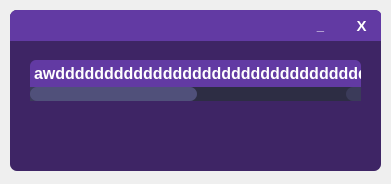
The window that Cryptographer/Message_Box/message_box.ui (EXG1O/Cryptographer) describes before a commit, drawn with Qt 5.
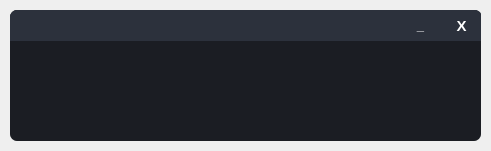
The same window after the commit.

Patch:
```diff
--- a/Cryptographer/Message_Box/message_box.ui
+++ b/Cryptographer/Message_Box/message_box.ui
@@ -6,8 +6,8 @@
    <rect>
     <x>0</x>
     <y>0</y>
-    <width>391</width>
-    <height>184</height>
+    <width>491</width>
+    <height>151</height>
    </rect>
   </property>
   <property name="windowTitle">
@@ -18,27 +18,85 @@
     <rect>
      <x>10</x>
      <y>10</y>
-     <width>371</width>
-     <height>161</height>
+     <width>471</width>
+     <height>131</height>
     </rect>
    </property>
    <property name="styleSheet">
     <string notr="true">QFrame{
 	border-radius: 7px;
-	background-color: #3E2565;
+	background-color: #1B1D23;
 }
 
-QScrollBar:horizontal{
+QScrollBar:vertical{
 	border: none;
-    background: rgb(45, 45, 68);
-	margin: 0px 0 0px 0;
+    background: #595F76;
+    width: 15px;
+    margin: 15px 0 15px 0;
 	border-radius: 0px;
  }
 
+QScrollBar::handle:vertical{	
+	background-color: #494E61;
+	min-height: 30px;
+}
+QScrollBar::handle:vertical:hover{	
+	background-color: #D5006A;
+}
+QScrollBar::handle:vertical:pressed{	
+	background-color: #B9005C;
+}
+
+QScrollBar::sub-line:vertical{
+	border: none;
+	background-color: #3A3F50;
+	height: 15px;
+	border-top-left-radius: 7px;
+	border-top-right-radius: 7px;
+	subcontrol-position: top;
+	subcontrol-origin: margin;
+}
+QScrollBar::sub-line:vertical:hover{	
+	background-color: #D5006A;
+}
+QScrollBar::sub-line:vertical:pressed{	
+	background-color: #B9005C;
+}
+
+QScrollBar::add-line:vertical{
+	border: none;
+	background-color: #3A3F50;
+	height: 15px;
+	border-bottom-left-radius: 7px;
+	border-bottom-right-radius: 7px;
+	subcontrol-position: bottom;
+	subcontrol-origin: margin;
+}
+QScrollBar::add-line:vertical:hover{	
+	background-color: #D5006A;
+}
+QScrollBar::add-line:vertical:pressed{	
+	background-color: #B9005C;
+}
+
+QScrollBar::up-arrow:vertical, QScrollBar::down-arrow:vertical{
+	background: none;
+}
+QScrollBar::add-page:vertical, QScrollBar::sub-page:vertical{
+	background: none;
+}
+
+QScrollBar:horizontal{
+	border: none;
+    background: #595F76;
+	height: 15px;
+	margin: 0px 15 0px 15;
+	border-radius: opx;
+ }
+
 QScrollBar::handle:horizontal{	
-	background-color: rgb(80, 80, 122);
+	background-color: #494E61;
 	min-width: 30px;
-	border-radius: 7px;
 }
 QScrollBar::handle:horizontal:hover{	
 	background-color: rgb(255, 0, 127);
@@ -49,10 +107,10 @@
 
 QScrollBar::sub-line:horizontal{
 	border: none;
-	background-color: rgb(59, 59, 90);
+	background-color: #3A3F50;
 	width: 15px;
-	border-top-right-radius: 7px;
-	border-bottom-right-radius: 7px;
+	border-top-left-radius: 7px;
+	border-bottom-left-radius: 7px;
 	subcontrol-position: left;
 	subcontrol-origin: margin;
 }
@@ -65,10 +123,10 @@
 
 QScrollBar::add-line:horizontal{
 	border: none;
-	background-color: rgb(59, 59, 90);
+	background-color: #3A3F50;
 	width: 15px;
-	border-top-left-radius: 7px;
-	border-bottom-left-radius: 7px;
+	border-top-right-radius: 7px;
+	border-bottom-right-radius: 7px;
 	subcontrol-position: right;
 	subcontrol-origin: margin;
 }
@@ -97,7 +155,7 @@
      <rect>
       <x>0</x>
       <y>0</y>
-      <width>371</width>
+      <width>471</width>
       <height>31</height>
      </rect>
     </property>
@@ -105,7 +163,7 @@
      <string notr="true">QFrame{
 	border-bottom-left-radius: 0px;
 	border-bottom-right-radius: 0px;
-	background-color: #623AA3;
+	background-color: #2C313C;
 }</string>
     </property>
     <property name="frameShape">
@@ -117,7 +175,7 @@
     <widget class="QPushButton" name="CloseWindowButton">
      <property name="geometry">
       <rect>
-       <x>331</x>
+       <x>431</x>
        <y>0</y>
        <width>41</width>
        <height>31</height>
@@ -138,7 +196,7 @@
 	color: white;
 	border: none;
 	border-top-right-radius: 7px;
-	background-color: #623AA3;
+	background-color: #2C313C;
 }
 
 QPushButton:hover{
@@ -156,7 +214,7 @@
     <widget class="QPushButton" name="MinimizeWindowButton">
      <property name="geometry">
       <rect>
-       <x>290</x>
+       <x>390</x>
        <y>0</y>
        <width>41</width>
        <height>31</height>
@@ -176,8 +234,7 @@
       <string notr="true">QPushButton{
 	color: white;
 	border: none;
-	border-top-right-radius: 7px;
-	background-color: #623AA3;
+	background-color: #2C313C;
 }
 
 QPushButton:hover{
@@ -196,60 +253,42 @@
      </property>
     </widget>
    </widget>
-   <widget class="QPlainTextEdit" name="PlainTextEdit">
+   <widget class="QLabel" name="Label">
     <property name="geometry">
      <rect>
       <x>20</x>
-      <y>50</y>
-      <width>331</width>
-      <height>41</height>
+      <y>40</y>
+      <width>431</width>
+      <height>21</height>
      </rect>
     </property>
+    <property name="sizePolicy">
+     <sizepolicy hsizetype="Minimum" vsizetype="Fixed">
+      <horstretch>0</horstretch>
+      <verstretch>0</verstretch>
+     </sizepolicy>
+    </property>
     <property name="font">
      <font>
-      <pointsize>12</pointsize>
+      <pointsize>11</pointsize>
       <weight>75</weight>
+      <italic>false</italic>
       <bold>true</bold>
+      <underline>false</underline>
+      <strikeout>false</strikeout>
+      <kerning>true</kerning>
      </font>
     </property>
-    <property name="layoutDirection">
-     <enum>Qt::LeftToRight</enum>
-    </property>
     <property name="styleSheet">
-     <string notr="true">QPlainTextEdit{
+     <string notr="true">QLabel{
 	color: white;
-	border-radius: 6px;
-	background-color: #623AA3;
-}
-
-QScrollBar:horizontal {
-	border: none;
-    background: rgb(56, 56, 85);
 }</string>
     </property>
-    <property name="verticalScrollBarPolicy">
-     <enum>Qt::ScrollBarAsNeeded</enum>
+    <property name="text">
+     <string/>
     </property>
-    <property name="horizontalScrollBarPolicy">
-     <enum>Qt::ScrollBarAsNeeded</enum>
-    </property>
-    <property name="sizeAdjustPolicy">
-     <enum>QAbstractScrollArea::AdjustIgnored</enum>
-    </property>
-    <property name="undoRedoEnabled">
-     <bool>true</bool>
-    </property>
-    <property name="lineWrapMode">
-     <enum>QPlainTextEdit::NoWrap</enum>
-    </property>
-    <property name="readOnly">
-     <bool>true</bool>
-    </property>
-    <property name="plainText">
-     <string>awdddddddddddddddddddddddddddddddddddddddddddddddddddddddddddddddd</string>
-    </property>
-    <property name="centerOnScroll">
-     <bool>true</bool>
+    <property name="alignment">
+     <set>Qt::AlignCenter</set>
     </property>
    </widget>
   </widget>
```
Left out of the diff: 20 changed lines with no effect on the pictures.
